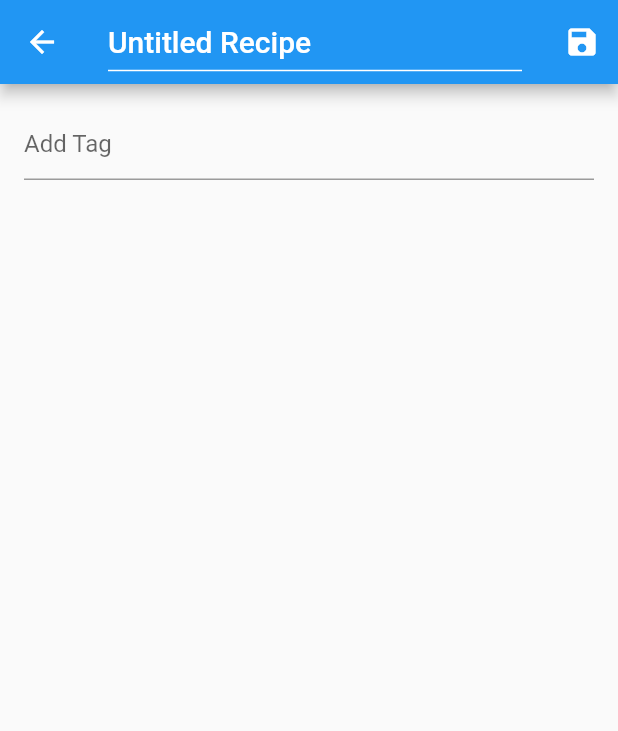
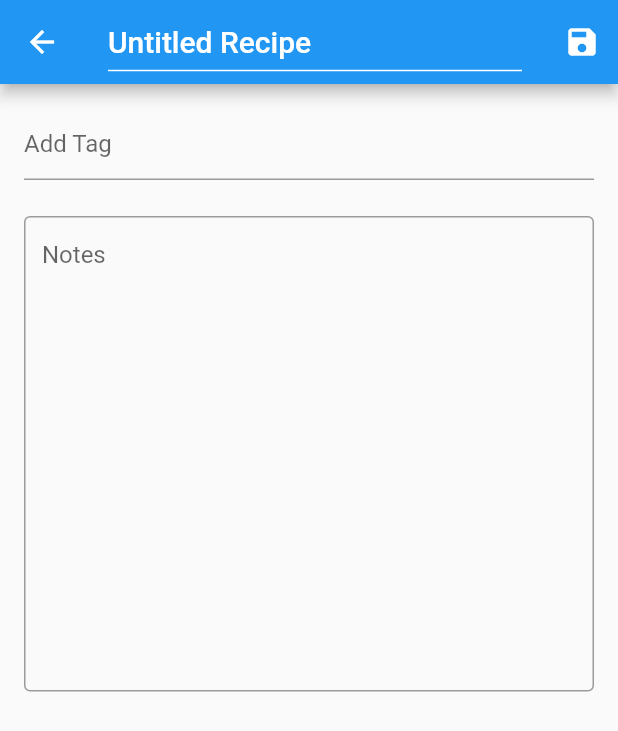
Before and after one commit to SheaJanke/recipe_archive, a Flutter app: the screen it shows once a user with an empty profile is signed in, after a tap on the "add" icon, on a phone screen of 412 x 824 dp. Shown: the top 731 px of the screen. Run offline on Flutter 3.47's test engine with Material 2 defaults, Android fonts, the phone set to English and light mode, and no system bars; drawn by our look-alikes of flutter_typeahead; our stand-ins replace cloud_firestore, firebase_auth, firebase_core, flutter_dotenv, google_sign_in; missing offline and left inert: firebase_ui_auth, firebase_ui_oauth_google; accounts and stored records are empty.

Commit message:
Add notes functionality

```diff
--- a/lib/pages/recipeEditPage.dart
+++ b/lib/pages/recipeEditPage.dart
@@ -37,6 +37,7 @@ class _RecipeEditPageState extends State<RecipeEditPage> {
   late TextEditingController _titleController;
   late TextEditingController _tagController;
   late List<String> _tagList;
+  late TextEditingController _notesController;
 
   @override
   void initState() {
@@ -44,6 +45,7 @@ class _RecipeEditPageState extends State<RecipeEditPage> {
     _titleController = TextEditingController(text: widget.recipe.name);
     _tagController = TextEditingController();
     _tagList = List.from(widget.recipe.tags);
+    _notesController = TextEditingController(text: widget.recipe.notes);
   }
 
   void addTagValueToList(String newTag) {
@@ -70,9 +72,11 @@ class _RecipeEditPageState extends State<RecipeEditPage> {
             icon: const Icon(Icons.save),
             onPressed: () {
               Recipe saveRecipe = Recipe(
-                  id: widget.recipe.id,
-                  name: _titleController.value.text,
-                  tags: _tagList);
+                id: widget.recipe.id,
+                name: _titleController.value.text,
+                tags: _tagList,
+                notes: _notesController.value.text,
+              );
               widget.db
                   .collection('users')
                   .doc(widget.user.uid)
@@ -132,6 +136,21 @@ class _RecipeEditPageState extends State<RecipeEditPage> {
               height: 8,
             ),
             TagList(_tagList, deleteTagValueFromList),
+            SizedBox(
+              height: 16,
+            ),
+            TextField(
+              controller: _notesController,
+              keyboardType: TextInputType.multiline,
+              maxLines: 15,
+              decoration: InputDecoration(
+                border: OutlineInputBorder(
+                  borderRadius: BorderRadius.circular(4),
+                ),
+                isDense: true,
+                hintText: 'Notes',
+              ),
+            )
           ],
         ),
       ),
```
